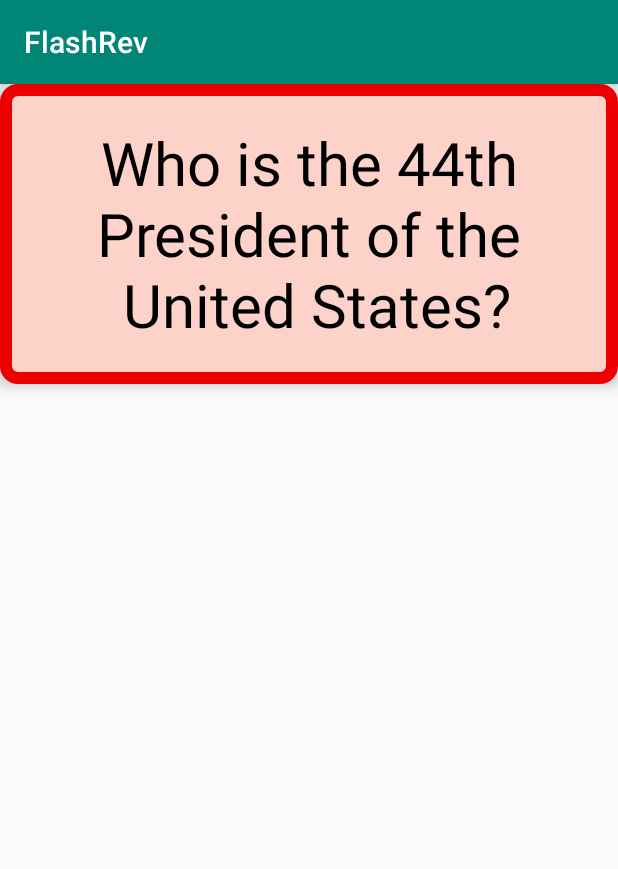
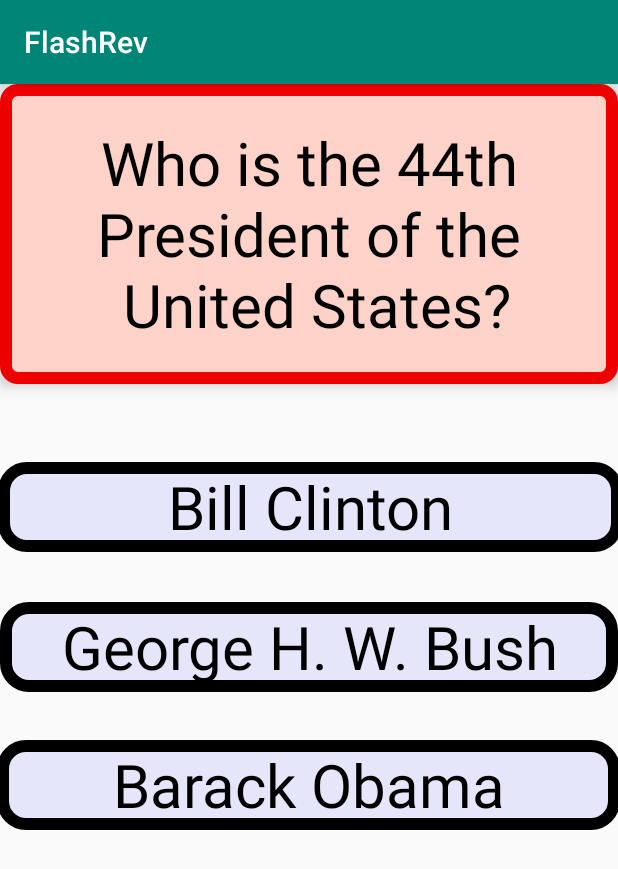
Before and after one commit to tranthai09/CodePathLab01, an Android app: the screen it shows after launch (MainActivity), on a phone screen of 412 x 824 dp. Shown: the top 869 px of the screen. Run offline under Robolectric (Android 15) with nearby library versions, the phone set to English and light mode, and no system bars.

Commit message:
added background colors card

```diff
--- a/FlashRev/app/src/main/java/com/example/flashrev/MainActivity.java
+++ b/FlashRev/app/src/main/java/com/example/flashrev/MainActivity.java
@@ -20,7 +20,37 @@ public class MainActivity extends AppCompatActivity {
             }
         });
 
-        //findViewById(R.id.flashcard_question).setBackgroundColor(getResources().getColor(R.color.red));
+        findViewById(R.id.flashcard_answer).setOnClickListener(new View.OnClickListener() {
+            @Override
+            public void onClick(View v) {
+                findViewById(R.id.flashcard_answer).setVisibility(View.INVISIBLE);
+                findViewById(R.id.flashcard_question).setVisibility(View.VISIBLE);
+            }
+        });
+
+        findViewById(R.id.flashcard_answer1).setOnClickListener(new View.OnClickListener() {
+            @Override
+            public void onClick(View v) {
+                findViewById(R.id.flashcard_answer1).setBackgroundColor(getResources().getColor(R.color.red));
+                findViewById(R.id.flashcard_correctAnswer).setBackgroundColor(getResources().getColor(R.color.lightGreen));
+            }
+        });
+
+        findViewById(R.id.flashcard_answer2).setOnClickListener(new View.OnClickListener() {
+            @Override
+            public void onClick(View v) {
+                findViewById(R.id.flashcard_answer2).setBackgroundColor(getResources().getColor(R.color.red));
+                findViewById(R.id.flashcard_correctAnswer).setBackgroundColor(getResources().getColor(R.color.lightGreen));
+            }
+        });
+
+        findViewById(R.id.flashcard_correctAnswer).setOnClickListener(new View.OnClickListener() {
+            @Override
+            public void onClick(View v) {
+                findViewById(R.id.flashcard_correctAnswer).setBackgroundColor(getResources().getColor(R.color.lightGreen));
+            }
+        });
+
     }
 
 }
--- /dev/null
+++ b/FlashRev/app/src/main/res/drawable/answer_background.xml
@@ -0,0 +1,7 @@
+<?xml version="1.0" encoding="utf-8"?>
+<shape xmlns:android="http://schemas.android.com/apk/res/android"
+    android:shape="rectangle">
+    <corners android:radius="15dp" />
+    <stroke android:color="#000000" android:width="8dp" />
+    <solid android:color="#e6e6fa" />
+</shape>
--- a/FlashRev/app/src/main/res/layout/activity_main.xml
+++ b/FlashRev/app/src/main/res/layout/activity_main.xml
@@ -36,4 +36,52 @@
         android:background="#000000"
         android:textColor="#ffffff" />
 
+    <TextView
+        android:id="@+id/flashcard_answer1"
+        android:layout_width="match_parent"
+        android:layout_height="60dp"
+        android:layout_alignParentStart="true"
+        android:layout_alignParentTop="true"
+        android:layout_alignParentEnd="true"
+        android:layout_centerVertical="true"
+        android:layout_marginStart="-1dp"
+        android:layout_marginTop="252dp"
+        android:layout_marginEnd="-3dp"
+        android:gravity="center"
+        android:text="Bill Clinton"
+        android:textColor="#000000"
+        android:textSize="40sp"
+        android:background="@drawable/answer_background" />
+
+    <TextView
+        android:id="@+id/flashcard_answer2"
+        android:layout_width="match_parent"
+        android:layout_height="60dp"
+        android:layout_alignParentTop="true"
+        android:layout_centerVertical="true"
+        android:layout_marginTop="345dp"
+        android:background="@drawable/answer_background"
+        android:gravity="center"
+        android:text="George H. W. Bush"
+        android:textColor="#000000"
+        android:textSize="40sp" />
+
+    <TextView
+        android:id="@+id/flashcard_correctAnswer"
+        android:layout_width="match_parent"
+        android:layout_height="60dp"
+        android:layout_alignParentStart="true"
+        android:layout_alignParentTop="true"
+        android:layout_alignParentEnd="true"
+        android:layout_centerInParent="true"
+        android:layout_marginStart="-2dp"
+        android:layout_marginTop="437dp"
+        android:layout_marginEnd="-1dp"
+        android:background="@drawable/answer_background"
+        android:gravity="center"
+        android:text="Barack Obama"
+        android:textColor="#000000"
+        android:textSize="40sp" />
+
+
 </RelativeLayout>
--- a/FlashRev/app/src/main/res/values/colors.xml
+++ b/FlashRev/app/src/main/res/values/colors.xml
@@ -5,5 +5,8 @@
     <color name="colorAccent">#D81B60</color>
     <color name="red">#ee0000</color>
     <color name="peach">#fdd3c9</color>
-
+    <color name="lightGreen">#bada55</color>
+    <color name="purple">#6c78d8</color>
+    <color name="lavendar">#e6e6fa</color>
+    <color name="pastelGreen">#dcedc1</color>
 </resources>
```
